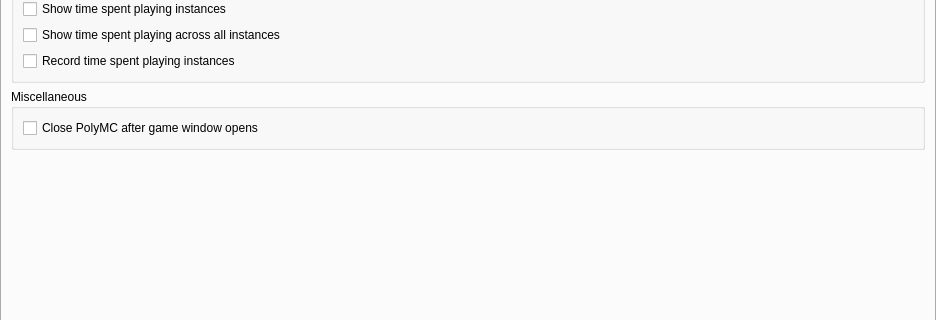
This is launcher/ui/pages/global/MinecraftPage.ui in FreesmTeam/FreesmLauncher as Qt 5 draws it before an edit; both pictures show x 0 to 936 and y 283 to 603 of the 936 by 1134 pixel window. The edited form follows.
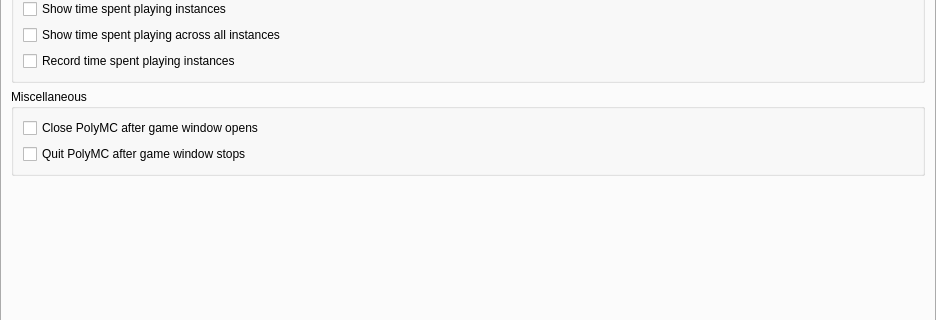
This is the edited form.

Commit message:
Add quit launcher after game stops option (Steam Deck)
lecense

Patch:
```diff
--- a/launcher/ui/pages/global/MinecraftPage.ui
+++ b/launcher/ui/pages/global/MinecraftPage.ui
@@ -180,6 +180,16 @@
             </property>
            </widget>
           </item>
+          <item>
+            <widget class="QCheckBox" name="quitAfterGameStopCheck">
+             <property name="toolTip">
+              <string>&lt;html&gt;&lt;head/&gt;&lt;body&gt;&lt;p&gt;PolyMC will automatically exit if the game crashes or exists.&lt;/p&gt;&lt;/body&gt;&lt;/html&gt;</string>
+             </property>
+             <property name="text">
+              <string>Quit PolyMC after game window stops</string>
+             </property>
+            </widget>
+           </item>
          </layout>
         </widget>
        </item>
```
The commit also changes 7 other files.
